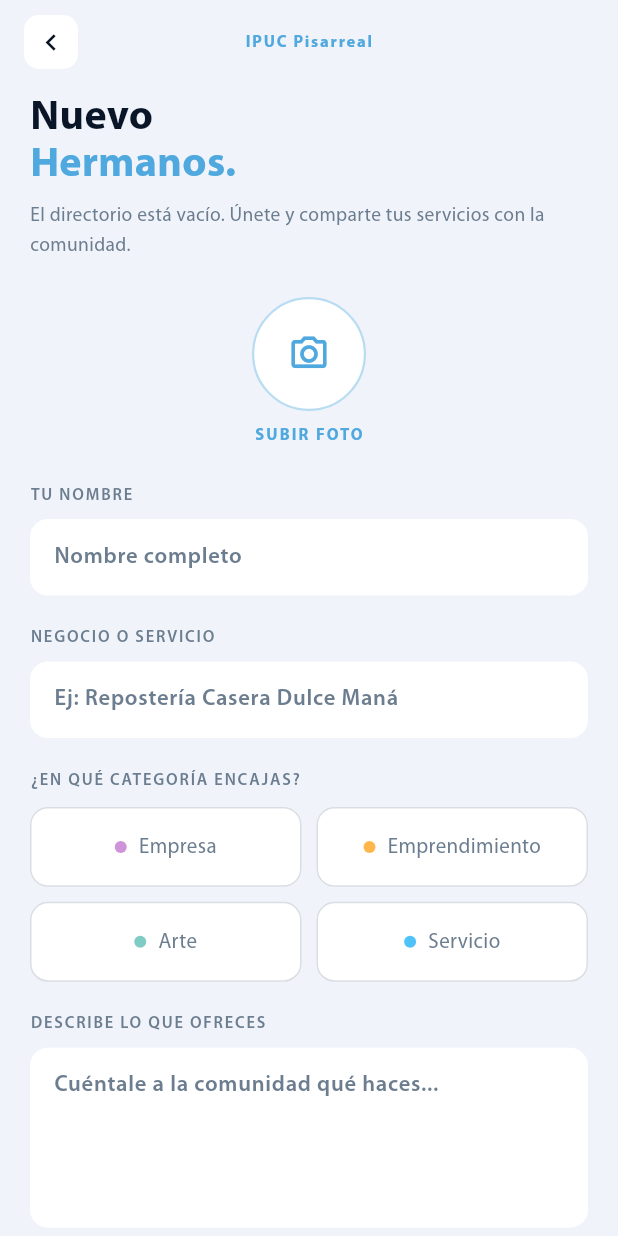
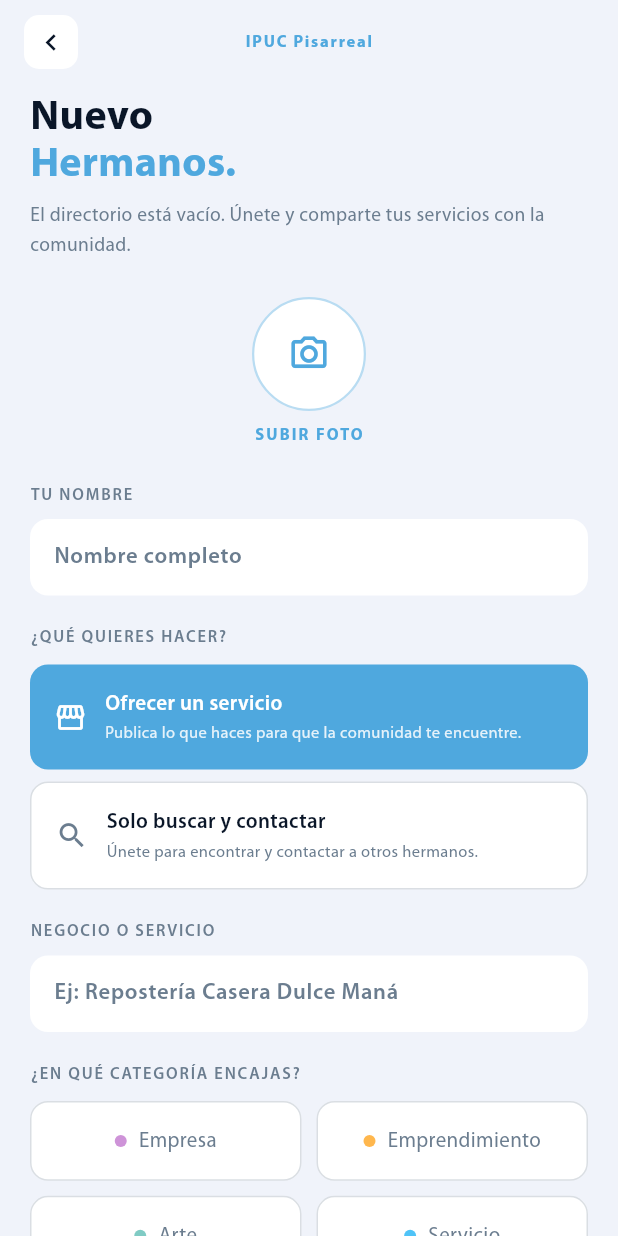
Before and after one commit to DiegoHCH/directory_ipuc_pis, a Flutter app: the RegisterScreen screen opened by its route, on a phone screen of 412 x 824 dp. Run offline on Flutter 3.47's test engine with Material 3 defaults, Android fonts, the phone set to English and light mode, and no system bars; our stand-ins replace animate_do, cloud_firestore, firebase_auth, firebase_core, firebase_messaging, flutter_local_notifications and 8 more; accounts and stored records are empty.

Commit message:
feat(register): allow registering without offering a service

```diff
--- a/lib/features/directory/model/member.dart
+++ b/lib/features/directory/model/member.dart
@@ -1,4 +1,4 @@
-enum MemberCategory { all, empresa, emprendimiento, arte, servicio }
+enum MemberCategory { all, empresa, emprendimiento, arte, servicio, buscador }
 
 extension MemberCategoryLabel on MemberCategory {
   String get label => switch (this) {
@@ -7,6 +7,7 @@ extension MemberCategoryLabel on MemberCategory {
         MemberCategory.emprendimiento => 'Emprendimiento',
         MemberCategory.arte => 'Arte',
         MemberCategory.servicio => 'Servicio',
+        MemberCategory.buscador => 'Solo busco',
       };
 
   String get tag => switch (this) {
@@ -15,6 +16,7 @@ extension MemberCategoryLabel on MemberCategory {
         MemberCategory.emprendimiento => 'EMPRENDIMIENTO',
         MemberCategory.arte => 'ARTE',
         MemberCategory.servicio => 'SERVICIO',
+        MemberCategory.buscador => 'BUSCA',
       };
 }
 
--- a/lib/features/directory/view/member_profile_screen.dart
+++ b/lib/features/directory/view/member_profile_screen.dart
@@ -97,6 +97,7 @@ class _MemberProfileScreenState extends ConsumerState<MemberProfileScreen> {
                               ),
                             ),
                           ),
+                          if (member.category != MemberCategory.buscador) ...[
                             const SizedBox(height: 6),
                             Center(
                               child: Row(
@@ -123,6 +124,8 @@ class _MemberProfileScreenState extends ConsumerState<MemberProfileScreen> {
                                 ],
                               ),
                             ),
+                          ],
+                          if (member.description.isNotEmpty) ...[
                             const SizedBox(height: 6),
                             Center(
                               child: Text(
@@ -133,6 +136,7 @@ class _MemberProfileScreenState extends ConsumerState<MemberProfileScreen> {
                                 ),
                               ),
                             ),
+                          ],
                         ],
                       ),
                     ),
--- a/lib/features/directory/view/widgets/category_filter_bar.dart
+++ b/lib/features/directory/view/widgets/category_filter_bar.dart
@@ -30,6 +30,7 @@ class CategoryFilterBar extends StatelessWidget {
         MemberCategory.emprendimiento => context.l10n.catEmprendimiento,
         MemberCategory.arte          => context.l10n.catArte,
         MemberCategory.servicio      => context.l10n.catServicio,
+        MemberCategory.buscador      => cat.label,
       };
 
   @override
--- a/lib/features/directory/view/widgets/member_card.dart
+++ b/lib/features/directory/view/widgets/member_card.dart
@@ -73,6 +73,7 @@ class MemberCard extends StatelessWidget {
                       ],
                     ],
                   ),
+                  if (member.description.isNotEmpty) ...[
                     const SizedBox(height: 2),
                     Text(
                       member.description,
@@ -82,6 +83,8 @@ class MemberCard extends StatelessWidget {
                           color: colors.textSecondary,
                           fontSize: AppTypography.sizeMd),
                     ),
+                  ],
+                  if (member.category != MemberCategory.buscador) ...[
                     const SizedBox(height: 6),
                     Row(
                       children: [
@@ -106,6 +109,7 @@ class MemberCard extends StatelessWidget {
                       ],
                     ),
                   ],
+                ],
               ),
             ),
             const SizedBox(width: AppSpacing.x1),
--- a/lib/features/edit_profile/provider/edit_profile_provider.dart
+++ b/lib/features/edit_profile/provider/edit_profile_provider.dart
@@ -40,7 +40,8 @@ class EditProfileState {
         name: m.name,
         businessName: m.description,
         bio: m.bio,
-        category: m.category == MemberCategory.all
+        category: m.category == MemberCategory.all ||
+                m.category == MemberCategory.buscador
             ? MemberCategory.emprendimiento
             : m.category,
         offers: List.from(m.offers),
--- a/lib/features/register/view/register_screen.dart
+++ b/lib/features/register/view/register_screen.dart
@@ -106,6 +106,14 @@ class _RegisterScreenState extends ConsumerState<RegisterScreen> {
                       onChanged: notifier.setName,
                     ),
                     const SizedBox(height: AppSpacing.x5),
+                    _FieldLabel(context.l10n.regOfferQuestion),
+                    const SizedBox(height: 10),
+                    _OfferModeSelector(
+                      offersServices: state.offersServices,
+                      onSelected: notifier.setOffersServices,
+                    ),
+                    if (state.offersServices) ...[
+                      const SizedBox(height: AppSpacing.x5),
                       _FieldLabel(context.l10n.profileServiceLabel),
                       const SizedBox(height: AppSpacing.x2),
                       _InputField(
@@ -137,6 +145,7 @@ class _RegisterScreenState extends ConsumerState<RegisterScreen> {
                         onAdd: notifier.addOffer,
                         onRemove: notifier.removeOffer,
                       ),
+                    ],
                     const SizedBox(height: AppSpacing.x5),
                     _FieldLabel(context.l10n.regPhoneLabel),
                     const SizedBox(height: AppSpacing.x2),
@@ -308,6 +317,107 @@ class _PhotoUploader extends ConsumerWidget {
                 fontSize: AppTypography.sizeXs,
                 fontWeight: AppTypography.bold,
                 letterSpacing: AppTypography.trackingWider,
+              ),
+            ),
+          ],
+        ),
+      ),
+    );
+  }
+}
+
+class _OfferModeSelector extends StatelessWidget {
+  final bool offersServices;
+  final ValueChanged<bool> onSelected;
+
+  const _OfferModeSelector({
+    required this.offersServices,
+    required this.onSelected,
+  });
+
+  @override
+  Widget build(BuildContext context) {
+    return Column(
+      children: [
+        _OfferModeCard(
+          icon: Icons.storefront_outlined,
+          title: context.l10n.regOfferService,
+          subtitle: context.l10n.regOfferServiceDesc,
+          selected: offersServices,
+          onTap: () => onSelected(true),
+        ),
+        const SizedBox(height: AppSpacing.x2),
+        _OfferModeCard(
+          icon: Icons.search,
+          title: context.l10n.regSearchOnly,
+          subtitle: context.l10n.regSearchOnlyDesc,
+          selected: !offersServices,
+          onTap: () => onSelected(false),
+        ),
+      ],
+    );
+  }
+}
+
+class _OfferModeCard extends StatelessWidget {
+  final IconData icon;
+  final String title;
+  final String subtitle;
+  final bool selected;
+  final VoidCallback onTap;
+
+  const _OfferModeCard({
+    required this.icon,
+    required this.title,
+    required this.subtitle,
+    required this.selected,
+    required this.onTap,
+  });
+
+  @override
+  Widget build(BuildContext context) {
+    final colors = context.colors;
+    return GestureDetector(
+      onTap: onTap,
+      child: AnimatedContainer(
+        duration: const Duration(milliseconds: 180),
+        padding: const EdgeInsets.all(AppSpacing.x4),
+        decoration: BoxDecoration(
+          color: selected ? colors.primary : colors.surface,
+          borderRadius: AppRadius.input,
+          border: selected
+              ? null
+              : Border.all(color: colors.textSecondary.withValues(alpha: 0.25)),
+        ),
+        child: Row(
+          children: [
+            Icon(icon,
+                size: 22,
+                color: selected ? Colors.white : colors.textSecondary),
+            const SizedBox(width: AppSpacing.x3),
+            Expanded(
+              child: Column(
+                crossAxisAlignment: CrossAxisAlignment.start,
+                children: [
+                  Text(
+                    title,
+                    style: TextStyle(
+                      color: selected ? Colors.white : colors.textPrimary,
+                      fontWeight: AppTypography.semibold,
+                      fontSize: AppTypography.sizeBase,
+                    ),
+                  ),
+                  const SizedBox(height: 2),
+                  Text(
+                    subtitle,
+                    style: TextStyle(
+                      color: selected
+                          ? Colors.white.withValues(alpha: 0.85)
+                          : colors.textSecondary,
+                      fontSize: AppTypography.sizeXs,
+                    ),
+                  ),
+                ],
               ),
             ),
           ],
--- a/lib/features/register/view/widgets/category_selector.dart
+++ b/lib/features/register/view/widgets/category_selector.dart
@@ -28,6 +28,7 @@ class CategorySelector extends StatelessWidget {
         MemberCategory.emprendimiento => context.l10n.catEmprendimiento,
         MemberCategory.arte          => context.l10n.catArte,
         MemberCategory.servicio      => context.l10n.catServicio,
+        MemberCategory.buscador      => cat.label,
       };
 
   @override
--- a/lib/l10n/app_en.arb
+++ b/lib/l10n/app_en.arb
@@ -88,6 +88,11 @@
 
   "regNameLabel": "YOUR NAME",
   "regNameHint": "Full name",
+  "regOfferQuestion": "WHAT WOULD YOU LIKE TO DO?",
+  "regOfferService": "Offer a service",
+  "regOfferServiceDesc": "Publish what you do so the community can find you.",
+  "regSearchOnly": "Only search and contact",
+  "regSearchOnlyDesc": "Join to find and contact other members.",
   "regPhoneLabel": "YOUR WHATSAPP NUMBER",
   "regCategoryQuestion": "WHICH CATEGORY FITS YOU?",
   "regServiceHint": "E.g.: Birthday cakes",
--- a/lib/l10n/app_es.arb
+++ b/lib/l10n/app_es.arb
@@ -83,6 +83,11 @@
 
   "regNameLabel": "TU NOMBRE",
   "regNameHint": "Nombre completo",
+  "regOfferQuestion": "¿QUÉ QUIERES HACER?",
+  "regOfferService": "Ofrecer un servicio",
+  "regOfferServiceDesc": "Publica lo que haces para que la comunidad te encuentre.",
+  "regSearchOnly": "Solo buscar y contactar",
+  "regSearchOnlyDesc": "Únete para encontrar y contactar a otros hermanos.",
   "regPhoneLabel": "TU NÚMERO DE WHATSAPP",
   "regCategoryQuestion": "¿EN QUÉ CATEGORÍA ENCAJAS?",
   "regServiceHint": "Ej: Tortas de cumpleaños",
--- a/lib/l10n/app_localizations.dart
+++ b/lib/l10n/app_localizations.dart
@@ -554,6 +554,36 @@ abstract class AppLocalizations {
   /// **'Full name'**
   String get regNameHint;
 
+  /// No description provided for @regOfferQuestion.
+  ///
+  /// In en, this message translates to:
+  /// **'WHAT WOULD YOU LIKE TO DO?'**
+  String get regOfferQuestion;
+
+  /// No description provided for @regOfferService.
+  ///
+  /// In en, this message translates to:
+  /// **'Offer a service'**
+  String get regOfferService;
+
+  /// No description provided for @regOfferServiceDesc.
+  ///
+  /// In en, this message translates to:
+  /// **'Publish what you do so the community can find you.'**
+  String get regOfferServiceDesc;
+
+  /// No description provided for @regSearchOnly.
+  ///
+  /// In en, this message translates to:
+  /// **'Only search and contact'**
+  String get regSearchOnly;
+
+  /// No description provided for @regSearchOnlyDesc.
+  ///
+  /// In en, this message translates to:
+  /// **'Join to find and contact other members.'**
+  String get regSearchOnlyDesc;
+
   /// No description provided for @regPhoneLabel.
   ///
   /// In en, this message translates to:
--- a/lib/l10n/app_localizations_es.dart
+++ b/lib/l10n/app_localizations_es.dart
@@ -243,6 +243,23 @@ class AppLocalizationsEs extends AppLocalizations {
   String get regNameHint => 'Nombre completo';
 
   @override
+  String get regOfferQuestion => '¿QUÉ QUIERES HACER?';
+
+  @override
+  String get regOfferService => 'Ofrecer un servicio';
+
+  @override
+  String get regOfferServiceDesc =>
+      'Publica lo que haces para que la comunidad te encuentre.';
+
+  @override
+  String get regSearchOnly => 'Solo buscar y contactar';
+
+  @override
+  String get regSearchOnlyDesc =>
+      'Únete para encontrar y contactar a otros hermanos.';
+
+  @override
   String get regPhoneLabel => 'TU NÚMERO DE WHATSAPP';
 
   @override
```
Also changed, not shown: lib/features/register/provider/register_provider.dart (+10 -5 lines), lib/l10n/app_localizations_en.dart (+16 -0 lines). Lines whose indentation alone changed are shown as unchanged.
